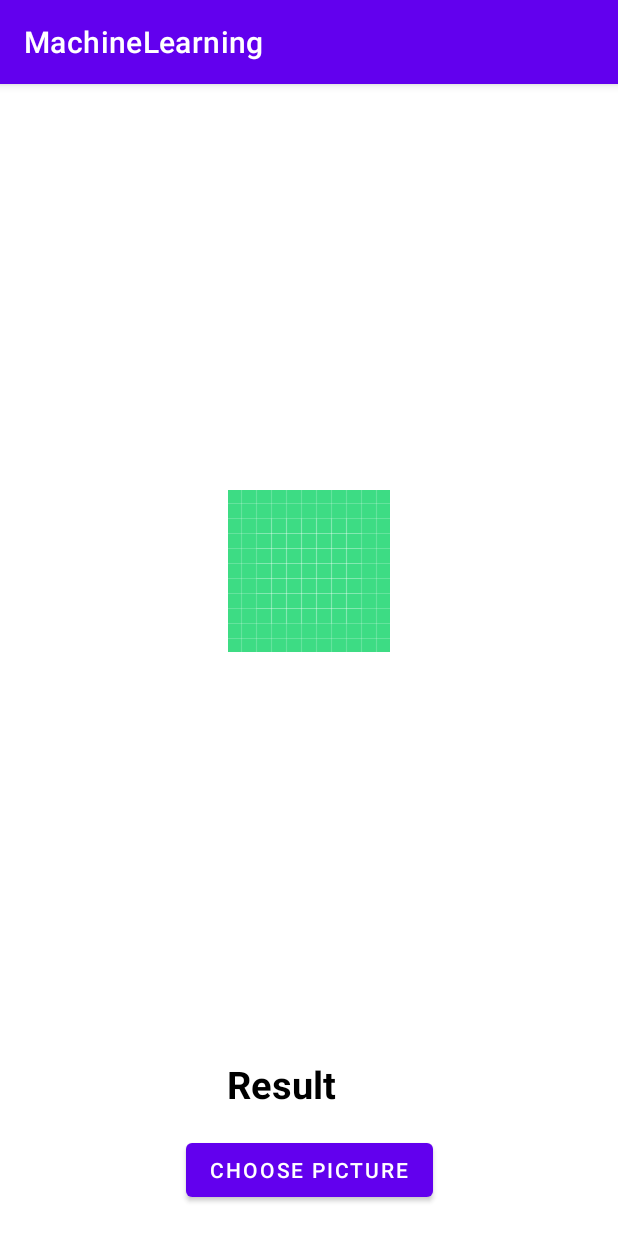
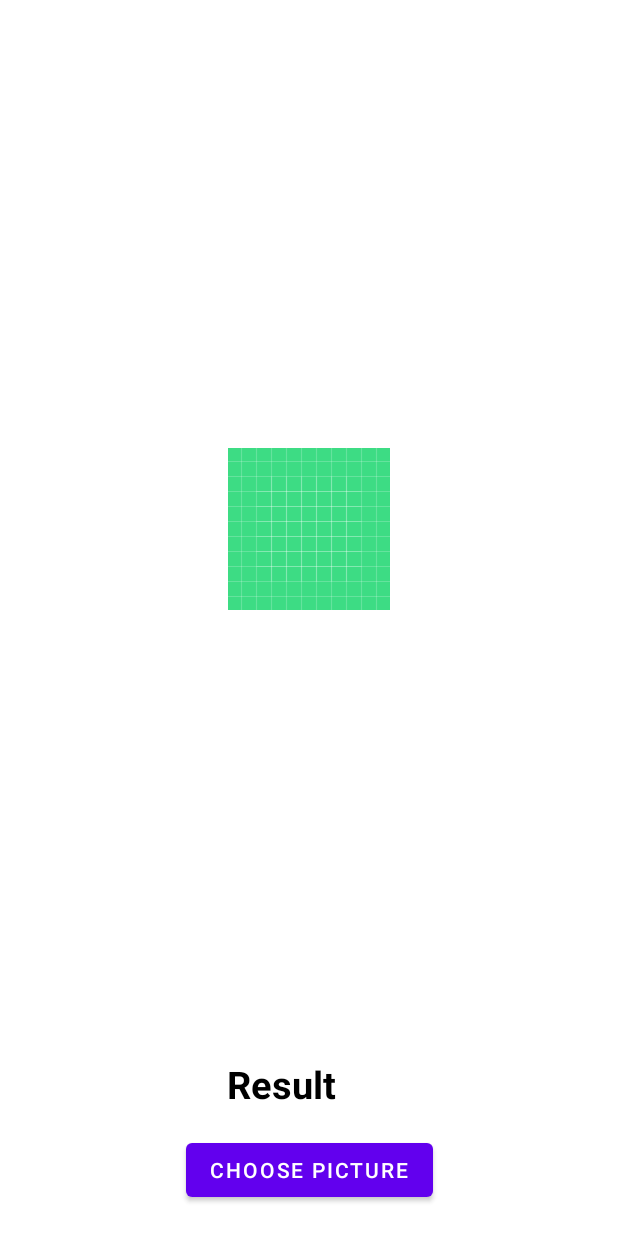
Before and after one commit to krishna146/MachineLearning, an Android app: the screen it shows after launch (MainActivity), on a phone screen of 412 x 824 dp. Run offline under Robolectric (Android 15) with nearby library versions, the phone set to English and light mode, and no system bars; libraries missing offline, so code that uses them is left out: com.google.mlkit.vision; 1 statement that could not run was skipped.

Commit message:
some changes in theme

```diff
--- a/app/src/main/AndroidManifest.xml
+++ b/app/src/main/AndroidManifest.xml
@@ -12,7 +12,7 @@
         android:icon="@mipmap/ic_launcher"
         android:label="@string/app_name"
         android:supportsRtl="true"
-        android:theme="@style/Theme.MachineLearning"
+        android:theme="@style/NoActionBar"
         tools:targetApi="31">
         <meta-data
             android:name="com.google.mlkit.vision.DEPENDENCIES"
--- a/app/src/main/java/com/example/machinelearning/HomeFragment.kt
+++ b/app/src/main/java/com/example/machinelearning/HomeFragment.kt
@@ -26,7 +26,6 @@ class HomeFragment : Fragment() {
         inputImage = InputImage.fromBitmap(photo, 0)
         processImage()
     }
-
 
     override fun onCreateView(
         inflater: LayoutInflater, container: ViewGroup?,
--- a/app/src/main/res/layout/fragment_home.xml
+++ b/app/src/main/res/layout/fragment_home.xml
@@ -12,7 +12,6 @@
         android:layout_height="wrap_content"
         android:scaleType="fitCenter"
         android:src="@drawable/ic_launcher_background"
-
         app:layout_constraintBottom_toTopOf="@+id/txtResult"
         app:layout_constraintEnd_toEndOf="parent"
         app:layout_constraintStart_toStartOf="parent"
--- a/app/src/main/res/navigation/nav_graph.xml
+++ b/app/src/main/res/navigation/nav_graph.xml
@@ -12,7 +12,9 @@
         tools:layout="@layout/fragment_splash" >
         <action
             android:id="@+id/action_splashFragment_to_homeFragment"
-            app:destination="@id/homeFragment" />
+            app:destination="@id/homeFragment"
+            app:popUpTo="@id/splashFragment"
+            app:popUpToInclusive="true" />
     </fragment>
     <fragment
         android:id="@+id/homeFragment"
--- a/app/src/main/res/values-night/themes.xml
+++ b/app/src/main/res/values-night/themes.xml
@@ -1,6 +1,6 @@
 <resources xmlns:tools="http://schemas.android.com/tools">
     <!-- Base application theme. -->
-    <style name="Theme.MachineLearning" parent="Theme.MaterialComponents.DayNight.DarkActionBar">
+    <style name="Theme.MachineLearning" parent="Theme.MaterialComponents.DayNight.NoActionBar">
         <!-- Primary brand color. -->
         <item name="colorPrimary">@color/purple_200</item>
         <item name="colorPrimaryVariant">@color/purple_700</item>
@@ -13,4 +13,11 @@
         <item name="android:statusBarColor">?attr/colorPrimaryVariant</item>
         <!-- Customize your theme here. -->
     </style>
+
+    <style name="NoActionBar" parent="Theme.MaterialComponents.Light.NoActionBar">
+        <item name="windowNoTitle">true</item>
+        <item name="windowActionBar">false</item>
+        <item name="android:windowFullscreen">true</item>
+        <item name="android:windowContentOverlay">@null</item>
+    </style>
 </resources>
--- a/app/src/main/res/values/themes.xml
+++ b/app/src/main/res/values/themes.xml
@@ -1,6 +1,6 @@
 <resources xmlns:tools="http://schemas.android.com/tools">
     <!-- Base application theme. -->
-    <style name="Theme.MachineLearning" parent="Theme.MaterialComponents.DayNight.DarkActionBar">
+    <style name="Theme.MachineLearning" parent="Theme.MaterialComponents.DayNight.NoActionBar">
         <!-- Primary brand color. -->
         <item name="colorPrimary">@color/purple_500</item>
         <item name="colorPrimaryVariant">@color/purple_700</item>
@@ -13,4 +13,11 @@
         <item name="android:statusBarColor">?attr/colorPrimaryVariant</item>
         <!-- Customize your theme here. -->
     </style>
+
+    <style name="NoActionBar" parent="Theme.MaterialComponents.DayNight.NoActionBar">
+        <item name="windowNoTitle">true</item>
+        <item name="windowActionBar">false</item>
+        <item name="android:windowFullscreen">true</item>
+        <item name="android:windowContentOverlay">@null</item>
+    </style>
 </resources>
```
